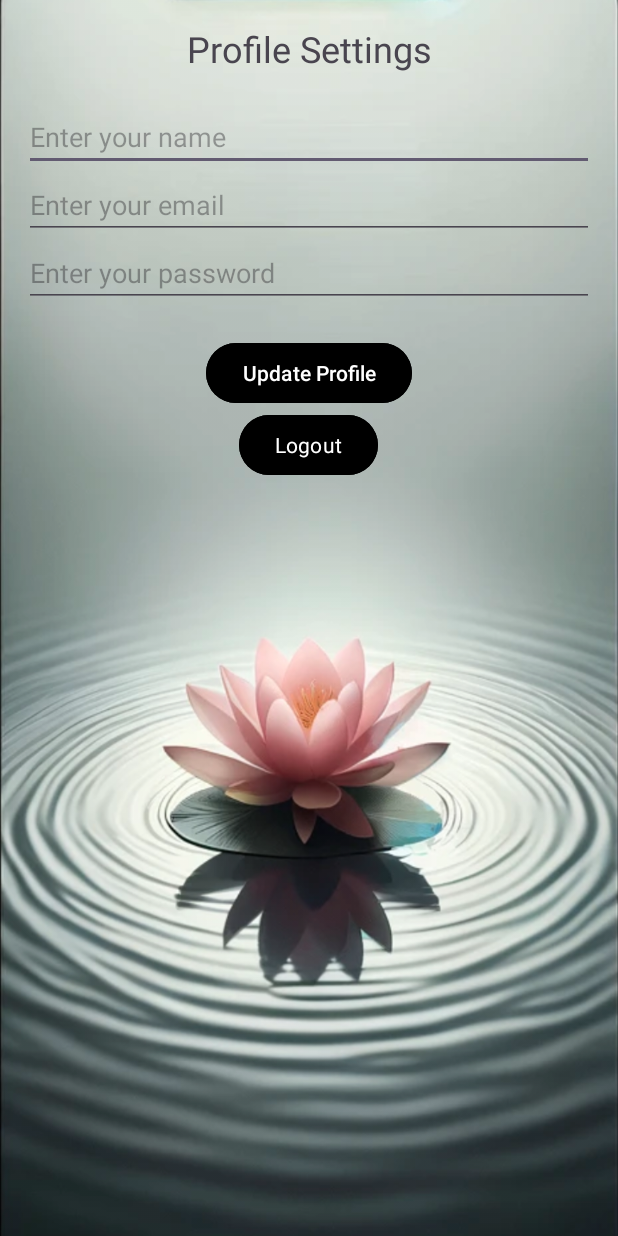
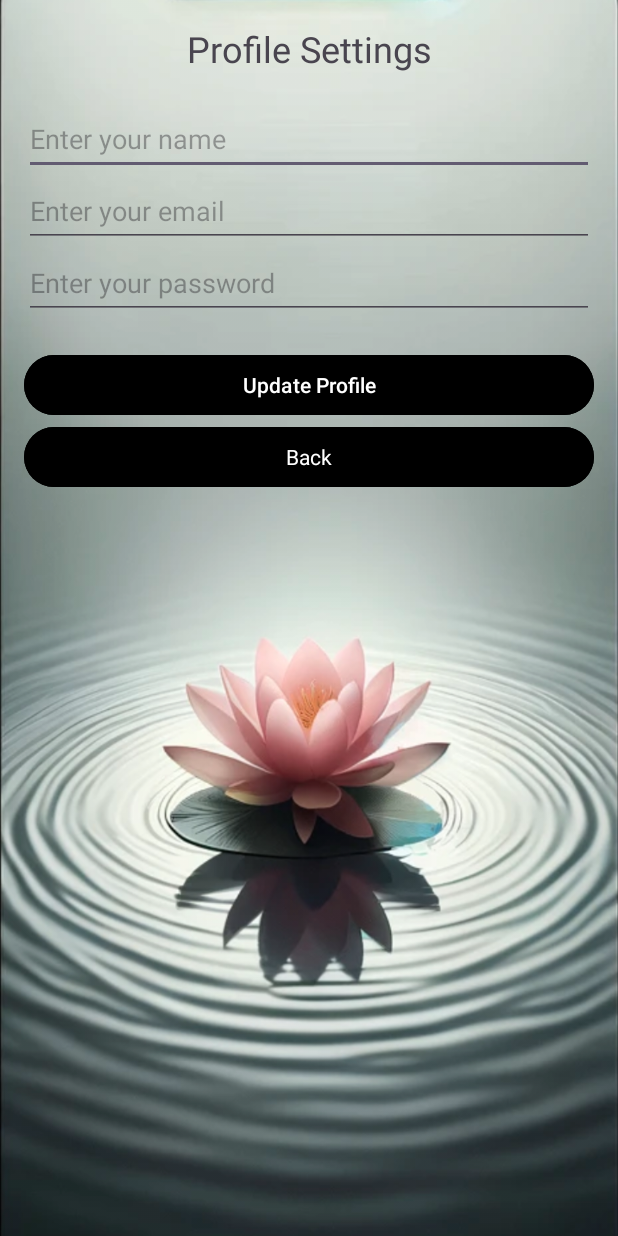
Before and after one commit to iFernandez96/Lotus, an Android app: the layout activity_profile.xml on its own in the app's theme, with its tools: preview values and no code run, on a phone screen of 412 x 824 dp. Run offline under Robolectric (Android 15) with nearby library versions, the phone set to English and light mode, and no system bars; Roboto replaces fonts that are not available here.

Commit message:
Got profile activity working

```diff
--- a/app/src/main/java/com/example/lotus/Database/LoginRepo.java
+++ b/app/src/main/java/com/example/lotus/Database/LoginRepo.java
@@ -557,5 +557,10 @@ public class LoginRepo {
         });
     }
 
+    // Delete User from the database
+    public void deleteUser(){
+        LoginDatabase.databaseWriteExecutor.execute(userDao::deleteAll);
+    }
+
 
 }
--- a/app/src/main/res/layout/activity_profile.xml
+++ b/app/src/main/res/layout/activity_profile.xml
@@ -19,29 +19,31 @@
         android:layout_width="match_parent"
         android:layout_height="wrap_content"
         android:hint="Enter your name"
-        android:inputType="textPersonName"/>
+        android:inputType="textPersonName"
+        android:minHeight="48dp"/>
 
     <EditText
         android:id="@+id/editTextEmail"
         android:layout_width="match_parent"
         android:layout_height="wrap_content"
         android:hint="Enter your email"
-        android:inputType="textEmailAddress"/>
+        android:inputType="textEmailAddress"
+        android:minHeight="48dp"/>
 
     <EditText
         android:id="@+id/editTextPassword"
         android:layout_width="match_parent"
         android:layout_height="wrap_content"
         android:hint="Enter your password"
-        android:inputType="textPassword"/>
+        android:inputType="textPassword"
+        android:minHeight="48dp"/>
 
-    <!-- Existing layout for switches and settings -->
-    <!-- Include the other LinearLayouts for switches and SeekBar here as per your original layout -->
-
+    <!-- Example buttons with appropriate touch target sizes -->
     <Button
         android:id="@+id/buttonUpdateProfile"
-        android:layout_width="wrap_content"
+        android:layout_width="match_parent"
         android:layout_height="wrap_content"
+        android:minHeight="48dp"
         android:layout_gravity="center_horizontal"
         android:text="Update Profile"
         android:backgroundTint="@color/black"
@@ -49,20 +51,21 @@
         android:layout_marginTop="20dp"/>
 
     <Button
-        android:id="@+id/Logout_button"
-        android:layout_width="wrap_content"
+        android:id="@+id/back_button"
+        android:layout_width="match_parent"
         android:layout_height="wrap_content"
+        android:minHeight="48dp"
         android:layout_gravity="center_horizontal"
         android:backgroundTint="@color/black"
         android:fontFamily="@font/vast_shadow"
-        android:text="Logout"
-        android:textColor="@android:color/white"
-        android:shadowColor="@color/black"/>
+        android:text="Back"
+        android:textColor="@android:color/white"/>
 
     <Button
         android:id="@+id/deleteUser"
-        android:layout_width="wrap_content"
+        android:layout_width="match_parent"
         android:layout_height="wrap_content"
+        android:minHeight="48dp"
         android:layout_gravity="center_horizontal"
         android:backgroundTint="@color/black"
         android:fontFamily="@font/vast_shadow"
```
Also changed, not shown: app/src/main/java/com/example/lotus/ProfileActivity.java (+16 -9 lines).
